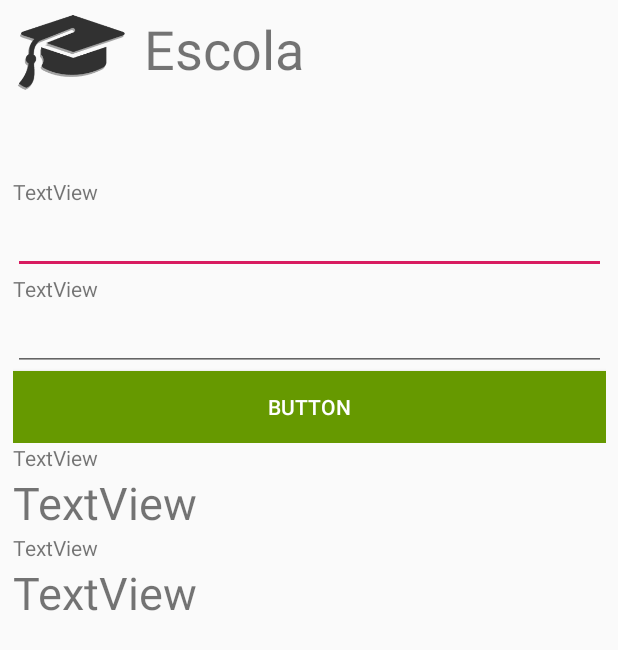
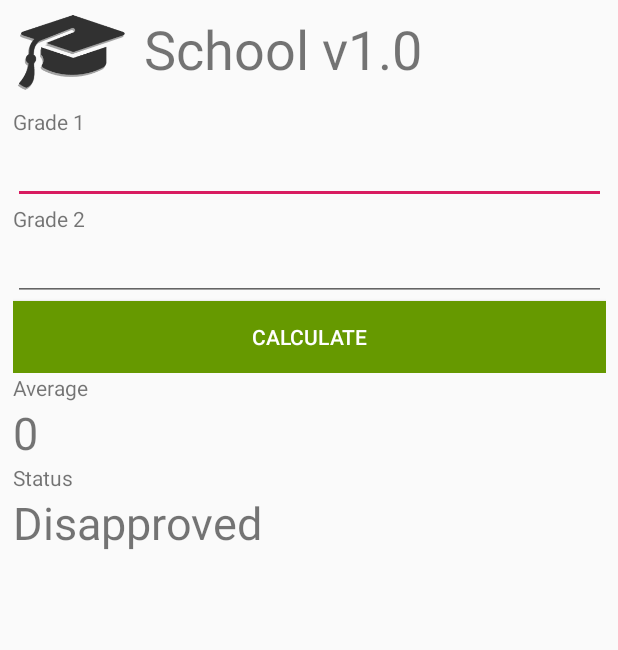
Before and after one commit to RamonPaiva/Android-Studio-M-dulo-02-Interfaces, an Android app: the screen it shows after launch (MainActivity), on a phone screen of 412 x 824 dp. Shown: the top 650 px of the screen. Run offline under Robolectric (Android 15) with nearby library versions, the phone set to English and light mode, and no system bars.

Commit message:
M02A04 – Mensagens em Idiomas

```diff
--- a/app/src/main/res/layout/activity_main.xml
+++ b/app/src/main/res/layout/activity_main.xml
@@ -19,15 +19,14 @@
 
     <TextView
         android:id="@+id/textView"
-        android:layout_width="120dp"
+        android:layout_width="209dp"
         android:layout_height="45dp"
         android:layout_marginStart="8dp"
         android:layout_marginTop="8dp"
         android:text="@string/app_name"
         android:textSize="36sp"
         app:layout_constraintStart_toEndOf="@+id/imageView"
-        app:layout_constraintTop_toTopOf="parent"
-        tools:text="@string/app_name" />
+        app:layout_constraintTop_toTopOf="parent" />
 
     <LinearLayout
         android:id="@+id/layTudo"
@@ -36,9 +35,7 @@
         android:layout_marginStart="8dp"
         android:layout_marginTop="8dp"
         android:layout_marginEnd="8dp"
-        android:layout_marginBottom="8dp"
         android:orientation="vertical"
-        app:layout_constraintBottom_toBottomOf="parent"
         app:layout_constraintEnd_toEndOf="parent"
         app:layout_constraintStart_toStartOf="parent"
         app:layout_constraintTop_toBottomOf="@+id/imageView">
@@ -53,7 +50,8 @@
                 android:id="@+id/textView2"
                 android:layout_width="match_parent"
                 android:layout_height="wrap_content"
-                android:text="TextView" />
+                android:labelFor="@id/editText2"
+                android:text="@string/strN1" />
 
             <EditText
                 android:id="@+id/editText"
@@ -66,7 +64,8 @@
                 android:id="@+id/textView3"
                 android:layout_width="match_parent"
                 android:layout_height="wrap_content"
-                android:text="TextView" />
+                android:labelFor="@+id/editText2"
+                android:text="@string/strN2" />
 
             <EditText
                 android:id="@+id/editText2"
@@ -80,7 +79,7 @@
                 android:layout_width="match_parent"
                 android:layout_height="wrap_content"
                 android:background="@android:color/holo_green_dark"
-                android:text="Button"
+                android:text="@string/strCalc"
                 android:textColor="@android:color/background_light" />
         </LinearLayout>
 
@@ -94,26 +93,26 @@
                 android:id="@+id/textView4"
                 android:layout_width="match_parent"
                 android:layout_height="wrap_content"
-                android:text="TextView" />
+                android:text="@string/strMedia" />
 
             <TextView
                 android:id="@+id/textView5"
                 android:layout_width="match_parent"
                 android:layout_height="wrap_content"
-                android:text="TextView"
+                android:text="@string/strZero"
                 android:textSize="30sp" />
 
             <TextView
                 android:id="@+id/textView6"
                 android:layout_width="match_parent"
                 android:layout_height="wrap_content"
-                android:text="TextView" />
+                android:text="@string/strSit" />
 
             <TextView
                 android:id="@+id/textView7"
                 android:layout_width="match_parent"
                 android:layout_height="wrap_content"
-                android:text="TextView"
+                android:text="@string/strSitRp"
                 android:textSize="30sp" />
         </LinearLayout>
     </LinearLayout>
--- a/app/src/main/res/values/strings.xml
+++ b/app/src/main/res/values/strings.xml
@@ -1,3 +1,15 @@
 <resources>
-    <string name="app_name">Escola</string>
+    <string name="app_name">School v1.0</string>
+    <string name="strN1">Grade 1</string>
+    <string name="strN2">Grade 2</string>
+    <string name="strCalc">Calculate</string>
+    <string name="strMedia">Average</string>
+    <string name="strSit">Status</string>
+    <string name="strZero">0</string>
+    <string name="strSitAp">Approved</string>
+    <string name="strSitRc">Retake Test</string>
+    <string name="strSitRp">Disapproved</string>
+    <string name="strMsgAp">Congratulations</string>
+    <string name="strMsgRc">Study More! It\'s still possible!</string>
+    <string name="strMsgRp">Please try again next year!</string>
 </resources>
```
Also changed, not shown: 2 other files.
